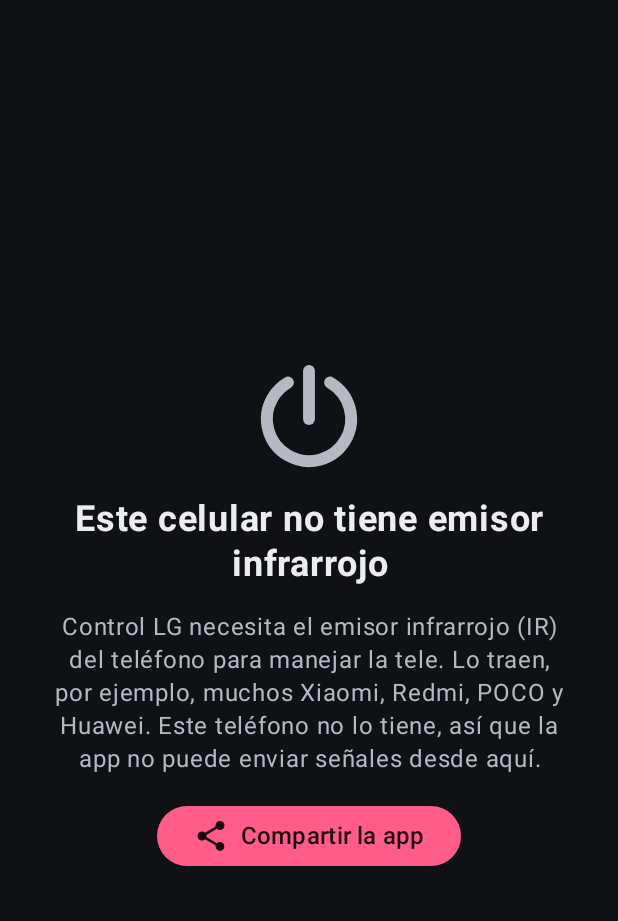
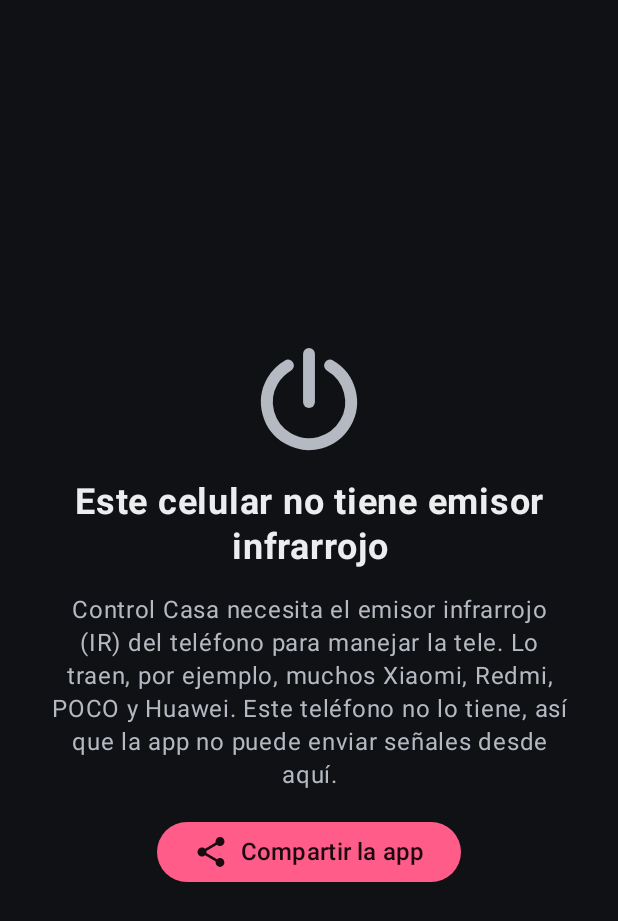
Before and after one commit to jrpenalozat-a11y/control-lg, an Android app built with Jetpack Compose: the screen it shows after launch (MainActivity), on a phone screen of 412 x 824 dp. Shown: the top 921 px of the screen. Run offline under Robolectric (Android 15) with nearby library versions, the phone set to English and light mode, and no system bars.

Commit message:
Renombrar la app a «Control Casa» (el enlace antiguo ControlLG.apk sigue funcionando)
Co-Authored-By: Claude Opus 5.5 <noreply@anthropic.com>
Claude-Session: https://claude.ai/code/session_012iZTqYiNNFvK5qvcnAWpKK

```diff
--- a/app/src/main/java/com/controllg/app/ConfigJson.kt
+++ b/app/src/main/java/com/controllg/app/ConfigJson.kt
@@ -20,7 +20,7 @@ fun exportConfigJson(settings: AppSettings): String {
     val ocultas = JSONArray()
     settings.hiddenApps.sortedBy { it.ordinal }.forEach { ocultas.put(it.name) }
     return JSONObject()
-        .put("app", "Control LG")
+        .put("app", "Control Casa")
         .put("version", 1)
         .put("perfil", settings.profileId)
         .put("codigos", codigos)
--- a/app/src/main/java/com/controllg/app/MainActivity.kt
+++ b/app/src/main/java/com/controllg/app/MainActivity.kt
@@ -223,7 +223,7 @@ private fun NoEmitterScreen(onShare: () -> Unit) {
             color = MaterialTheme.colorScheme.onBackground,
         )
         Text(
-            text = "Control LG necesita el emisor infrarrojo (IR) del teléfono para manejar la tele. " +
+            text = "Control Casa necesita el emisor infrarrojo (IR) del teléfono para manejar la tele. " +
                 "Lo traen, por ejemplo, muchos Xiaomi, Redmi, POCO y Huawei. " +
                 "Este teléfono no lo tiene, así que la app no puede enviar señales desde aquí.",
             fontSize = 16.sp,
--- a/app/src/main/java/com/controllg/app/ui/RemoteScreen.kt
+++ b/app/src/main/java/com/controllg/app/ui/RemoteScreen.kt
@@ -80,7 +80,7 @@ fun RemoteScreen(
         verticalArrangement = Arrangement.spacedBy(18.dp),
         horizontalAlignment = Alignment.CenterHorizontally,
     ) {
-        Header(title = "Control LG") {
+        Header(title = "Control Casa") {
             IconButton(onClick = onShare) {
                 Icon(
                     Icons.Filled.Share,
--- a/app/src/main/res/values/strings.xml
+++ b/app/src/main/res/values/strings.xml
@@ -1,4 +1,4 @@
 <?xml version="1.0" encoding="utf-8"?>
 <resources>
-    <string name="app_name">Control LG</string>
+    <string name="app_name">Control Casa</string>
 </resources>
```
Also changed, not shown: app/src/main/java/com/controllg/app/AppSharing.kt (+4 -4 lines), 2 other files.
